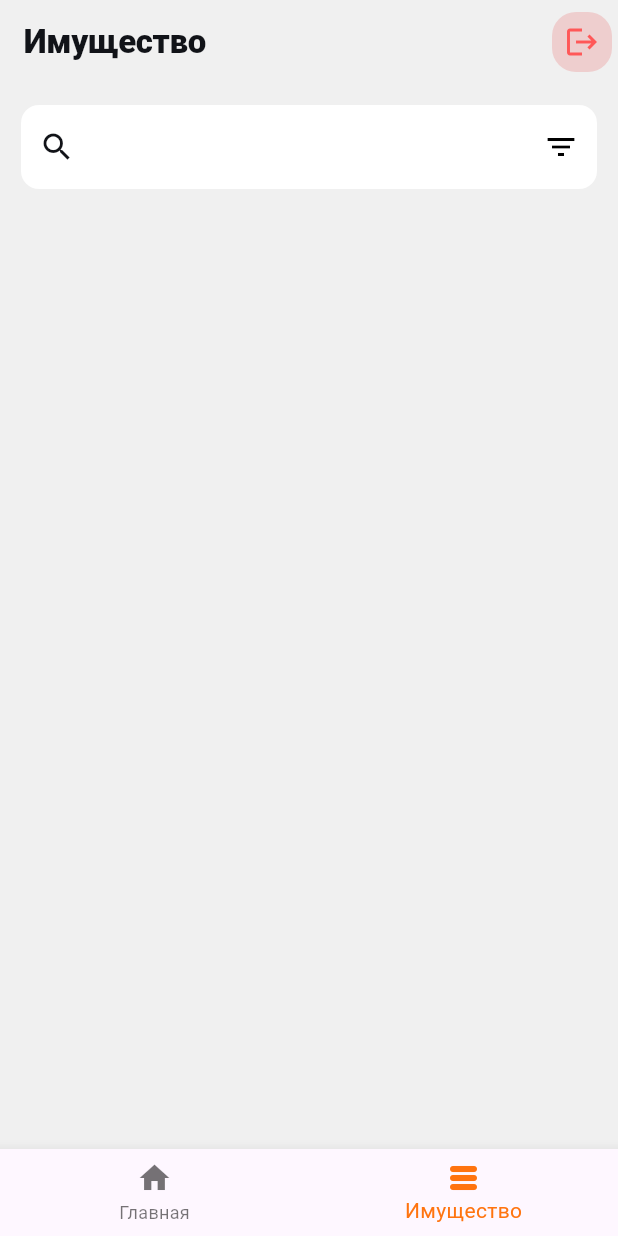
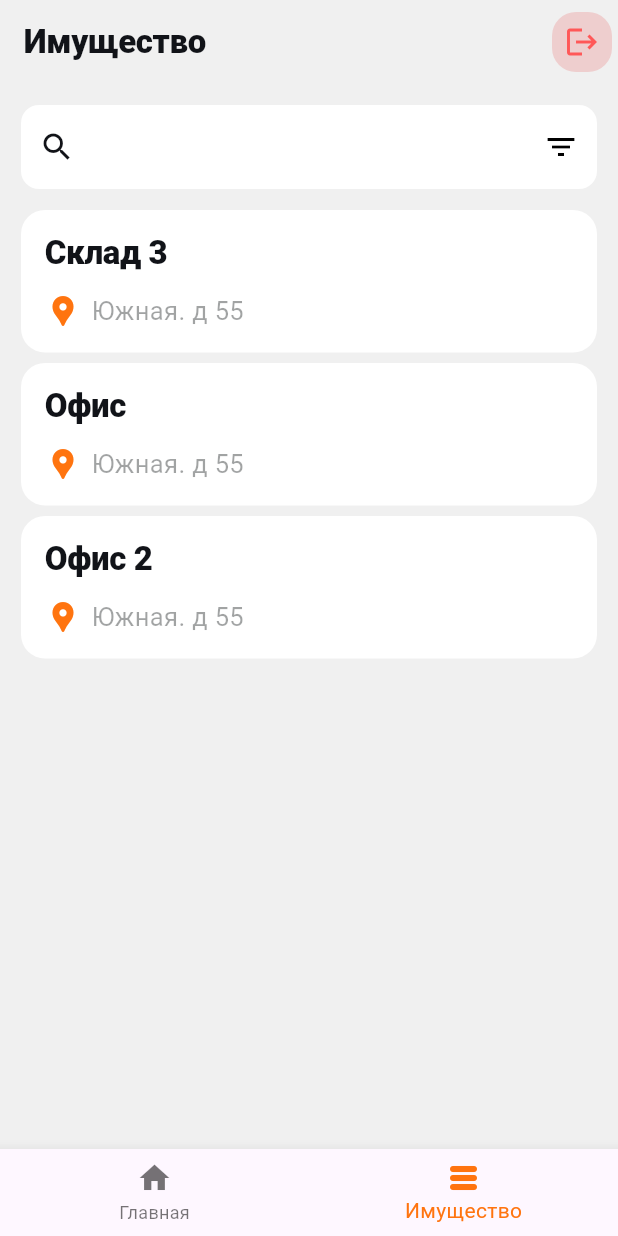
Before and after one commit to Kirrilll/stocktacking, a Flutter app: the StocksPage screen opened by its route, on a phone screen of 412 x 824 dp. Run offline on Flutter 3.47's test engine with Material 3 defaults, Android fonts, the phone set to English and light mode, and no system bars; our stand-ins replace dio, flutter_riverpod, fpdart, freezed_annotation, go_router, qr_flutter and 1 more; missing offline and left inert: qr_code_scanner; generated files the repository leaves out were written again.

Commit message:
style qr_code_page

```diff
--- a/lib/core/routing/constants/routing_names.dart
+++ b/lib/core/routing/constants/routing_names.dart
@@ -7,3 +7,8 @@ const stuffDetail = 'stuffDetail';
 const stockFilter = 'stockFilter';
 const stuffHistory = 'stuffHistory';
 const stuffReport = 'stuffReport';
+
+const stuffCreate = 'stuffCreate';
+const stockCreate = 'stockCreate';
+
+const stuffPhysicalIdentifier = 'stuffPhysicalIdentifier';
--- a/lib/core/routing/constants/routing_paths.dart
+++ b/lib/core/routing/constants/routing_paths.dart
@@ -10,3 +10,7 @@ const _stuffDetailPath = ':stuffId=$stuffIdParam';
 const _stockFilter = 'stock-filter';
 const _stuffHistoryPath = 'history/:$stuffIdParam';
 const _stuffCreateReport = 'report/:$stuffIdParam/:$stuffReportIsPutParam';
+
+const _stuffAddPath = 'stuff-add';
+const _stuffPhysicalIdentifierPath ='stuff-physical-id/:$stuffIdParam';
+const _stockAddPath = 'stock-add';
--- a/lib/features/stock/domain/entities/storage.dart
+++ b/lib/features/stock/domain/entities/storage.dart
@@ -11,6 +11,8 @@ sealed class StorageItem with _$StorageItem {
   @Implements<StorageBase>()
   factory StorageItem.stock(
     String title,
+    String address,
+    (double, double) coordinates
   ) = Stock;
 
   @Implements<StorageBase>()
--- a/lib/features/stock/presentation/pages/stocks_page.dart
+++ b/lib/features/stock/presentation/pages/stocks_page.dart
@@ -2,10 +2,17 @@ import 'package:flutter/cupertino.dart';
 import 'package:flutter/material.dart';
 import 'package:flutter/painting.dart';
 import 'package:flutter/widgets.dart';
+import 'package:flutter_riverpod/flutter_riverpod.dart';
 import 'package:go_router/go_router.dart';
+import 'package:stocktacking/app/routing_provider.dart';
 import 'package:stocktacking/core/presentation/app_bar/build_app_bar.dart';
+import 'package:stocktacking/core/presentation/panel/panel.dart';
 import 'package:stocktacking/core/routing/constants/routing_names.dart';
 import 'package:stocktacking/features/credential/presentation/widgets/logout_button.dart';
+import 'package:stocktacking/features/stock/presentation/widget/stock_card.dart';
+
+import '../../../credential/presentation/providers/credentials_providers.dart';
+import '../../domain/entities/storage.dart';
 
 class StocksPage extends StatefulWidget {
   const StocksPage({super.key});
@@ -20,11 +27,48 @@ class _StocksPageState extends State<StocksPage> {
 
   void _onTapClear() => _searchController.clear();
 
+  static final _stocks = [
+    Stock('Склад 3', 'Южная. д 55', (5.0, 1.3)),
+    Stock('Офис', 'Южная. д 55', (5.0, 1.3)),
+    Stock('Офис 2', 'Южная. д 55', (5.0, 1.3)),
+  ];
+
+  void Function() _buildOnStuffCreateTap(WidgetRef ref) => () => ref
+      .read(locationServiceProvider)
+      .goNamed(name: stuffCreate);
+
+  void Function() _buildOnStockCreateTap(WidgetRef ref) => () => ref
+      .read(locationServiceProvider)
+      .goNamed(name: '');
+
   @override
   Widget build(BuildContext context) {
     return Scaffold(
       appBar: buildAppBar(context: context, title: 'Имущество', actions: [const LogoutButton()]),
-      body:  Padding(
+      bottomNavigationBar: Consumer(
+          builder: (_, ref, __) => ref.watch(isStockKeeperProvider)
+              ? Panel(
+                  child: Row(
+                    children: [
+                      Expanded(
+                          child: ElevatedButton(
+                              onPressed: _buildOnStuffCreateTap(ref),
+                              child: const FittedBox(child: Text('Добавить предмет'))
+                          )
+                      ),
+                      const SizedBox(width: 7),
+                      Expanded(
+                          child: ElevatedButton(
+                            onPressed: _buildOnStockCreateTap(ref),
+                            child: const FittedBox(child: Text('Создать склад')),
+                          )
+                      )
+                    ],
+                ),
+              )
+              : const SizedBox()
+      ),
+      body: Padding(
           padding: const EdgeInsets.all(14),
           child: Column(
             children: [
@@ -57,9 +101,16 @@ class _StocksPageState extends State<StocksPage> {
                       borderRadius: BorderRadius.all(Radius.circular(12)),
                       borderSide: BorderSide(color: Colors.transparent, width: 2)
                     ),
-
                   ),
                 ),
+              ),
+              const SizedBox(height: 14),
+              Expanded(
+                  child: ListView.separated(
+                      itemBuilder: (_, index) => StockCard(stock: _stocks[index], onTap: () {},),
+                      separatorBuilder: (_, __) => const SizedBox(height: 7),
+                      itemCount: _stocks.length
+                  )
               )
             ],
           ),
--- /dev/null
+++ b/lib/features/stock/presentation/widget/stock_card.dart
@@ -0,0 +1,32 @@
+import 'package:flutter/material.dart';
+import 'package:stocktacking/core/presentation/panel/panel.dart';
+import 'package:stocktacking/features/stock/domain/entities/storage.dart';
+
+class StockCard extends StatelessWidget {
+  const StockCard({super.key, required this.stock, required this.onTap});
+
+  final Stock stock;
+  final void Function() onTap;
+
+  @override
+  Widget build(BuildContext context) {
+    return Panel(
+        child: Column(
+          mainAxisAlignment: MainAxisAlignment.start,
+          crossAxisAlignment: CrossAxisAlignment.start,
+          mainAxisSize: MainAxisSize.min,
+          children: [
+            Text(stock.title, style: Theme.of(context).textTheme.displayLarge),
+            const SizedBox(height: 14),
+            Row(
+              children: [
+                Icon(Icons.location_pin, color: Theme.of(context).colorScheme.primary,),
+                const SizedBox(width: 7),
+                Text(stock.address)
+              ],
+            )
+          ]
+        )
+    );
+  }
+}
--- a/lib/features/stuff/presentation/pages/using_history_page.dart
+++ b/lib/features/stuff/presentation/pages/using_history_page.dart
@@ -25,13 +25,13 @@ class _UsingHistoryPageState extends State<UsingHistoryPage> {
       stuffId: widget.stuffId,
       takeInfo: StuffKeepingInfo(
           isBroken: false,
-          place: Stock('Склад 2'),
+          place: Stock('Склад 2', 'Южная. д 55', (5.0, 1.3)),
           time: DateTime.now(),
           user: User('Дуров Андрей Павлович', 2)
       ),
       putInfo: StuffKeepingInfo(
           isBroken: false,
-          place: Stock('Склад 3'),
+          place: Stock('Склад 3', 'Южная. д 55', (5.0, 1.3)),
           time: DateTime.now().add(const Duration(hours: 1)),
           user: User('Дуров Андрей Павлович', 2)
       )
@@ -41,13 +41,13 @@ class _UsingHistoryPageState extends State<UsingHistoryPage> {
         stuffId: widget.stuffId,
         takeInfo: StuffKeepingInfo(
             isBroken: false,
-            place: Stock('Склад 2'),
+            place: Stock('Склад 2', 'Южная. д 55', (5.0, 1.3)),
             time: DateTime.now().add(const Duration(days: 1)),
             user: User('Дуров Андрей Павлович', 2)
         ),
         putInfo: StuffKeepingInfo(
             isBroken: true,
-            place: Stock('Склад 3'),
+            place: Stock('Склад 2', 'Южная. д 55', (5.0, 1.3)),
             time: DateTime.now().add(const Duration(days: 1, hours: 3)),
             user: User('Дуров Андрей Павлович', 2)
         )
--- a/pubspec.yaml
+++ b/pubspec.yaml
@@ -43,6 +43,8 @@ dependencies:
   json_annotation: ^4.9.0
   flutter_riverpod: ^2.5.1
   riverpod_annotation: ^2.3.5
+  path_provider: ^2.1.3
+  qr_flutter: ^4.1.0
 
 dev_dependencies:
   flutter_test:
```
Also changed, not shown: lib/core/presentation/action_button/action_button.dart (added, +24 -0 lines), lib/core/routing/router.dart (+23 -0 lines), lib/features/credential/presentation/providers/credentials_providers.dart (+10 -0 lines), lib/features/stuff/presentation/pages/stuff_add_page.dart (added, +19 -0 lines), lib/features/stuff/presentation/pages/stuff_detail_page.dart (+9 -2 lines), lib/features/stuff/presentation/pages/stuff_physical_Identifier_page.dart (added, +67 -0 lines), lib/features/stuff/presentation/widgets/stuff_history_button.dart (deleted, +0 -25 lines), lib/features/credential/presentation/providers/credentials_providers.g.dart, lib/features/stock/domain/entities/storage.freezed.dart, pubspec.lock.
